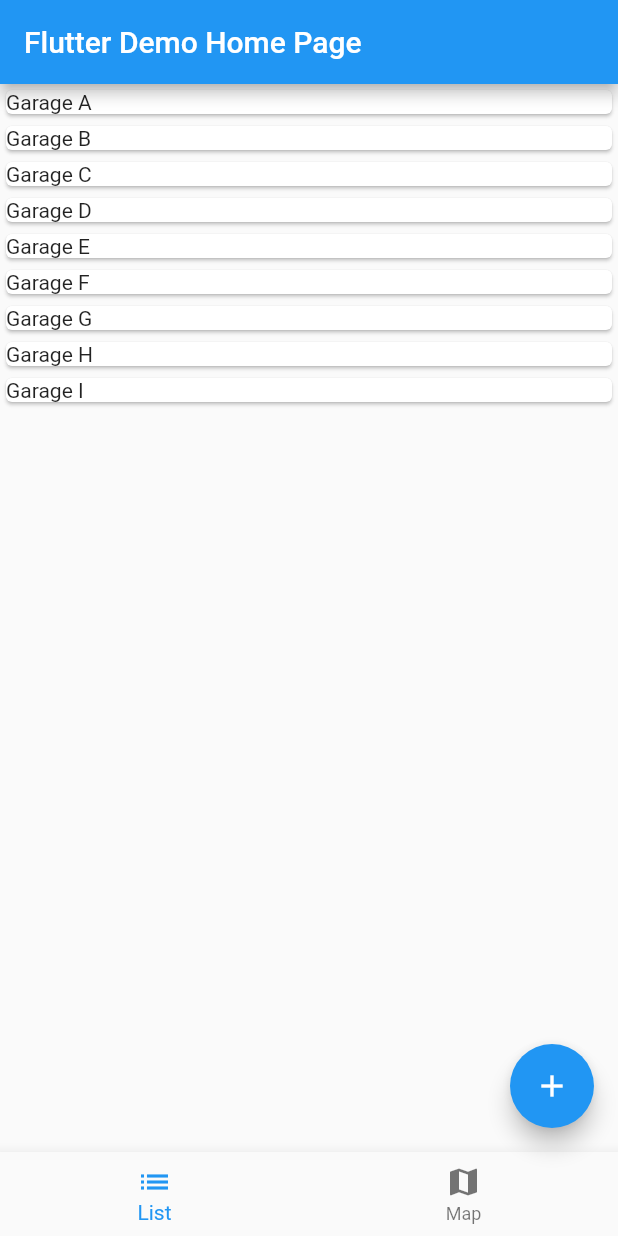
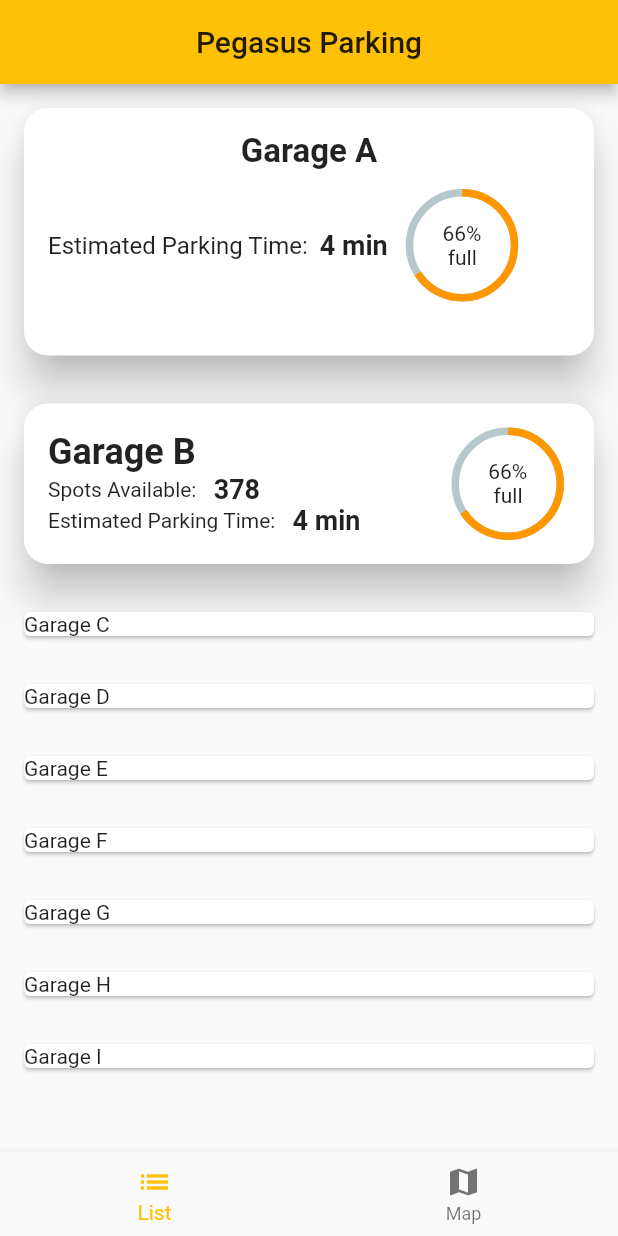
Before and after one commit to autumnesponda/Pegasus-Parking, a Flutter app: the screen it shows after launch, on a phone screen of 412 x 824 dp. Run offline on Flutter 3.47's test engine with Material 2 defaults, Android fonts, the phone set to English and light mode, and no system bars; drawn by our look-alikes of percent_indicator.

Commit message:
Hardcoded 2 UI Mockups added PercentIndicator dependency

```diff
--- a/lib/main.dart
+++ b/lib/main.dart
@@ -1,4 +1,5 @@
 import 'package:flutter/material.dart';
+import 'package:percent_indicator/percent_indicator.dart';
 
 void main() => runApp(new MyApp());
 
@@ -17,12 +18,15 @@ class MyApp extends StatelessWidget {
         // "hot reload" (press "r" in the console where you ran "flutter run",
         // or press Run > Flutter Hot Reload in IntelliJ). Notice that the
         // counter didn't reset back to zero; the application is not restarted.
-        primarySwatch: Colors.blue,
+        primarySwatch: Colors.amber,
       ),
-      home: new MyHomePage(title: 'Flutter Demo Home Page'),
+      home: new MyHomePage(title: 'Pegasus Parking'),
     );
   }
 }
+
+
+
 
 class MyHomePage extends StatefulWidget {
   MyHomePage({Key key, this.title}) : super(key: key);
@@ -43,24 +47,98 @@ class MyHomePage extends StatefulWidget {
 }
 
 class _MyHomePageState extends State<MyHomePage> {
-  int _counter = 0;
 
-  void _incrementCounter() {
-    setState(() {
-      // This call to setState tells the Flutter framework that something has
-      // changed in this State, which causes it to rerun the build method below
-      // so that the display can reflect the updated values. If we changed
-      // _counter without calling setState(), then the build method would not be
-      // called again, and so nothing would appear to happen.
-      _counter++;
-    });
-  }
+  static double value = 0.66;
+
 
   @override
   Widget build(BuildContext context) {
     List<Card> cards = <Card>[
-      Card(child: Text("Garage A")),
-      Card(child: Text("Garage B")),
+      Card(
+        child: Padding(
+          padding: const EdgeInsets.all(16.0),
+          child: Column(
+            children: <Widget>[
+              Center(child: Text("Garage A", style: TextStyle(fontSize: 22.0, fontWeight: FontWeight.bold),)),
+              SizedBox(height: 12.0,),
+              Row(
+                //mainAxisAlignment: MainAxisAlignment.spaceBetween,
+                children: <Widget>[
+                  Text("Estimated Parking Time:", style: TextStyle(fontSize: 16.0),),
+                  SizedBox(width: 8.0,),
+                  Text("4 min", style: TextStyle(fontSize: 18.0, fontWeight: FontWeight.bold),),
+                  SizedBox(width: 12.0,),
+                  CircularPercentIndicator(
+                    radius: 75.0,
+                    lineWidth: 5.0,
+                    percent: .66,
+                    center: new Text("66%" + '\n' + " full"),
+                    progressColor: Colors.orange,
+                  ),
+//                  SizedBox(width: 12.0,),
+                  SizedBox(width: 4.0,),
+                ],
+              ),
+              SizedBox(height: 8.0,),
+              SizedBox(height: 12.0,),
+            ],
+          ),
+        ),
+        elevation: 12.0,
+        shape: RoundedRectangleBorder(borderRadius: BorderRadius.circular(16.0)),
+      ),
+      Card(
+          child: Padding(
+            padding: const EdgeInsets.all(16.0),
+            child: Row(
+              mainAxisAlignment: MainAxisAlignment.spaceBetween,
+              children: <Widget>[
+                Column(
+                  mainAxisAlignment: MainAxisAlignment.start,
+                  crossAxisAlignment: CrossAxisAlignment.start,
+                  children: <Widget>[
+                    Text("Garage B", style: TextStyle(fontSize: 24.0, fontWeight: FontWeight.bold),),
+                    //SizedBox(height: 8.0,),
+                    Row(
+                      children: <Widget>[
+                        Text("Spots Available: "),
+                        SizedBox(width: 8.0,),
+                        Text("378", style: TextStyle(fontSize: 18.0, fontWeight: FontWeight.bold),),
+                      ],
+                    ),
+                    Row(
+                      children: <Widget>[
+                        Text("Estimated Parking Time: "),
+                        SizedBox(width: 8.0,),
+                        Text("4 min", style: TextStyle(fontSize: 18.0, fontWeight: FontWeight.bold),),
+                      ],
+                    ),
+                  ],
+                ),
+                SizedBox(width: 16.0,),
+                Column(
+                  children: <Widget>[
+                    Padding(
+                      //this is to shift the progress indicator slightly to the
+                      //left so that it looks pretty
+                      padding: const EdgeInsets.fromLTRB(0.0,0.0,4.0,0.0),
+                      child: CircularPercentIndicator(
+                        radius: 75.0,
+                        lineWidth: 5.0,
+                        percent: .66,
+                        center: new Text("66%" + '\n' + " full"),
+                        progressColor: Colors.orange,
+                      ),
+                    ),
+                  ],
+                ),
+
+              ],
+            ),
+          ),
+        elevation: 12.0,
+        shape: RoundedRectangleBorder(borderRadius: BorderRadius.circular(16.0)),
+      ),
       Card(child: Text("Garage C")),
       Card(child: Text("Garage D")),
       Card(child: Text("Garage E")),
@@ -79,18 +157,16 @@ class _MyHomePageState extends State<MyHomePage> {
       appBar: new AppBar(
         // Here we take the value from the MyHomePage object that was created by
         // the App.build method, and use it to set our appbar title.
-        title: new Text(widget.title),
+        title: Center(child: new Text(widget.title)),
       ),
       body: ListView.builder(
         itemCount: 9,
         itemBuilder: (BuildContext context, int index) {
-          return cards[index];
+          return Padding(
+            padding: const EdgeInsets.all(12.0),
+            child: cards[index],
+          );
         },
-      ),
-      floatingActionButton: new FloatingActionButton(
-        onPressed: _incrementCounter,
-        tooltip: 'Increment',
-        child: new Icon(Icons.add),
       ), // This trailing comma makes auto-formatting nicer for build methods.
     );
   }
--- a/pubspec.yaml
+++ b/pubspec.yaml
@@ -18,6 +18,8 @@ dependencies:
   # The following adds the Cupertino Icons font to your application.
   # Use with the CupertinoIcons class for iOS style icons.
   cupertino_icons: ^0.1.2
+  percent_indicator: ^1.0.9
+
 
 dev_dependencies:
   flutter_test:
```
Also changed, not shown: pubspec.lock, 1 other file.
